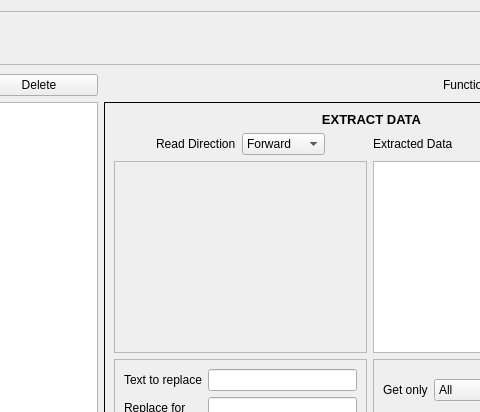
First picture: the form in ui/PEsquemaPage.ui, repository icampsi/FindWhat, before the edit; both pictures show x 413 to 893 and y 0 to 412 of the 1101 by 691 pixel window.
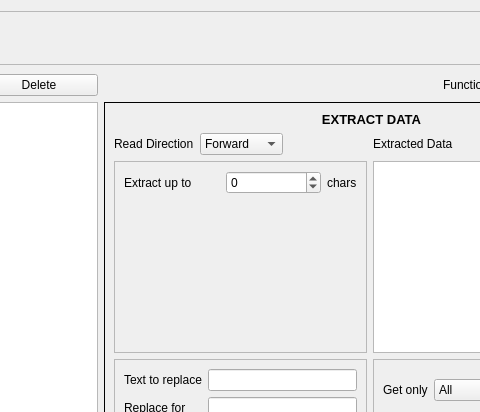
Second picture: the form after the edit. Custom widgets are drawn as their Qt base class.

Commit message: fixed serialization, couple of fixes on extraction and added support for extracting a fixed ammount of characters

```diff
--- a/ui/PEsquemaPage.ui
+++ b/ui/PEsquemaPage.ui
@@ -618,20 +618,6 @@
                        </property>
                       </widget>
                      </item>
-                     <item row="1" column="2">
-                      <widget class="QComboBox" name="comboBox_readDirection">
-                       <item>
-                        <property name="text">
-                         <string>Forward</string>
-                        </property>
-                       </item>
-                       <item>
-                        <property name="text">
-                         <string>Backward</string>
-                        </property>
-                       </item>
-                      </widget>
-                     </item>
                      <item row="2" column="0" rowspan="2" colspan="4">
                       <widget class="QScrollArea" name="scrollArea">
                        <property name="widgetResizable">
@@ -646,8 +632,50 @@
                           <height>171</height>
                          </rect>
                         </property>
-                        <layout class="QVBoxLayout" name="verticalLayout_3">
-                         <item>
+                        <layout class="QGridLayout" name="gridLayout_2">
+                         <item row="0" column="0">
+                          <widget class="QLabel" name="label">
+                           <property name="sizePolicy">
+                            <sizepolicy hsizetype="Preferred" vsizetype="Preferred">
+                             <horstretch>0</horstretch>
+                             <verstretch>0</verstretch>
+                            </sizepolicy>
+                           </property>
+                           <property name="text">
+                            <string>Extract up to</string>
+                           </property>
+                          </widget>
+                         </item>
+                         <item row="0" column="2">
+                          <widget class="QLabel" name="label_2">
+                           <property name="sizePolicy">
+                            <sizepolicy hsizetype="Fixed" vsizetype="Preferred">
+                             <horstretch>0</horstretch>
+                             <verstretch>0</verstretch>
+                            </sizepolicy>
+                           </property>
+                           <property name="text">
+                            <string>chars</string>
+                           </property>
+                          </widget>
+                         </item>
+                         <item row="0" column="1">
+                          <widget class="QSpinBox" name="spinBox_extractAmmount">
+                           <property name="toolTip">
+                            <string>&lt;html&gt;&lt;head/&gt;&lt;body&gt;&lt;p&gt;Extraction will stop after so many characters have been extracted, even if ending string hasn't been reached. -1 To ignore.&lt;/p&gt;&lt;/body&gt;&lt;/html&gt;</string>
+                           </property>
+                           <property name="minimum">
+                            <number>-1</number>
+                           </property>
+                           <property name="maximum">
+                            <number>9999</number>
+                           </property>
+                           <property name="singleStep">
+                            <number>1</number>
+                           </property>
+                          </widget>
+                         </item>
+                         <item row="2" column="0" colspan="3">
                           <widget class="PEndingStringBlock" name="endingStringBlock" native="true"/>
                          </item>
                         </layout>
@@ -667,19 +695,6 @@
                        </property>
                       </widget>
                      </item>
-                     <item row="1" column="1">
-                      <widget class="QLabel" name="label_readDirection">
-                       <property name="sizePolicy">
-                        <sizepolicy hsizetype="Preferred" vsizetype="Fixed">
-                         <horstretch>0</horstretch>
-                         <verstretch>0</verstretch>
-                        </sizepolicy>
-                       </property>
-                       <property name="text">
-                        <string>Read Direction</string>
-                       </property>
-                      </widget>
-                     </item>
                      <item row="0" column="0" colspan="8">
                       <widget class="QLabel" name="label_extractData">
                        <property name="sizePolicy">
@@ -783,6 +798,33 @@
                        </layout>
                       </widget>
                      </item>
+                     <item row="1" column="0">
+                      <widget class="QLabel" name="label_readDirection">
+                       <property name="sizePolicy">
+                        <sizepolicy hsizetype="Preferred" vsizetype="Fixed">
+                         <horstretch>0</horstretch>
+                         <verstretch>0</verstretch>
+                        </sizepolicy>
+                       </property>
+                       <property name="text">
+                        <string>Read Direction</string>
+                       </property>
+                      </widget>
+                     </item>
+                     <item row="1" column="1">
+                      <widget class="QComboBox" name="comboBox_readDirection">
+                       <item>
+                        <property name="text">
+                         <string>Forward</string>
+                        </property>
+                       </item>
+                       <item>
+                        <property name="text">
+                         <string>Backward</string>
+                        </property>
+                       </item>
+                      </widget>
+                     </item>
                     </layout>
                    </widget>
                   </widget>
```
The commit also changes 17 other files.
